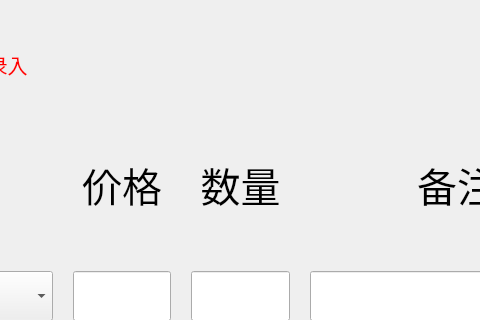
The window that ui/purchase.ui (XHApplet/GoodsBook) describes before a commit, drawn with Qt 5; both pictures show x 411 to 891 and y 0 to 320 of the 1056 by 506 pixel window.
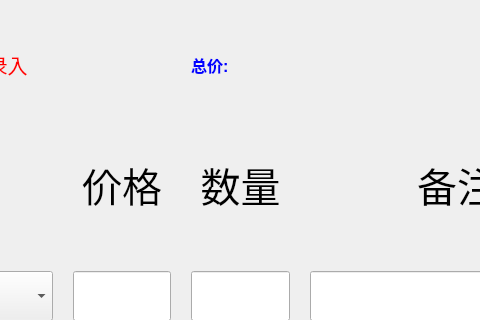
The same window after the commit. Custom widgets are drawn as their Qt base class.

```diff
--- a/ui/purchase.ui
+++ b/ui/purchase.ui
@@ -316,6 +316,23 @@
        </property>
       </widget>
      </item>
+     <item row="0" column="4">
+      <widget class="QLabel" name="labelAmount">
+       <property name="font">
+        <font>
+         <pointsize>12</pointsize>
+         <weight>75</weight>
+         <bold>true</bold>
+        </font>
+       </property>
+       <property name="styleSheet">
+        <string notr="true">color:rgb(0, 0, 255)</string>
+       </property>
+       <property name="text">
+        <string>总价:</string>
+       </property>
+      </widget>
+     </item>
     </layout>
    </item>
   </layout>
```
